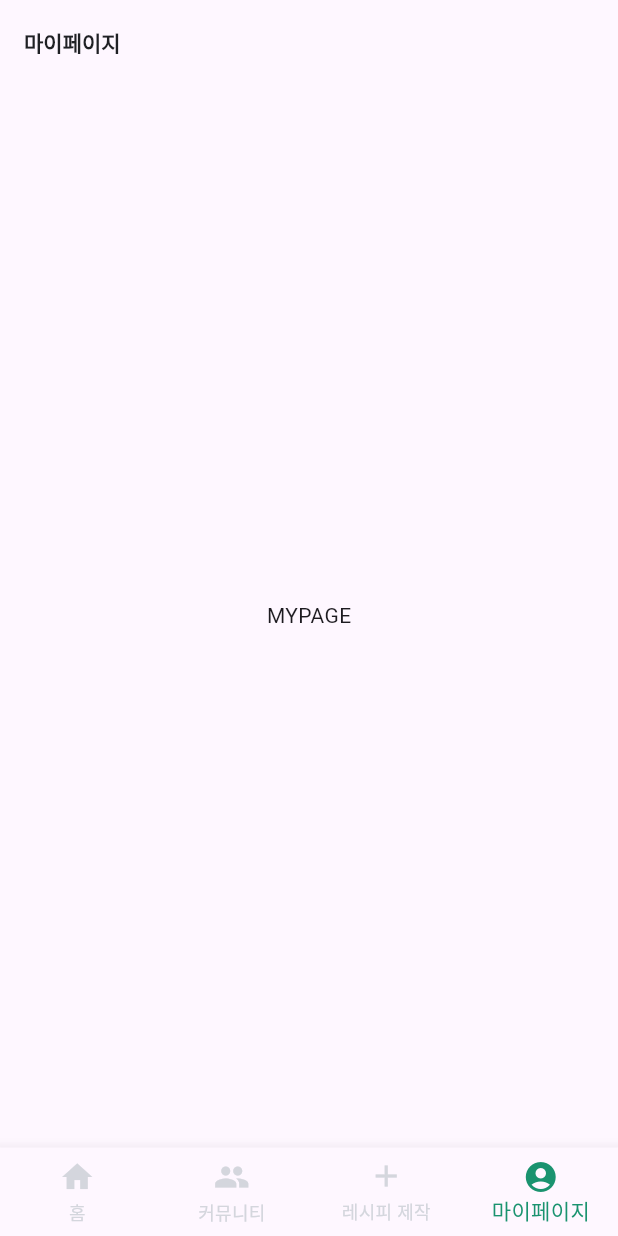
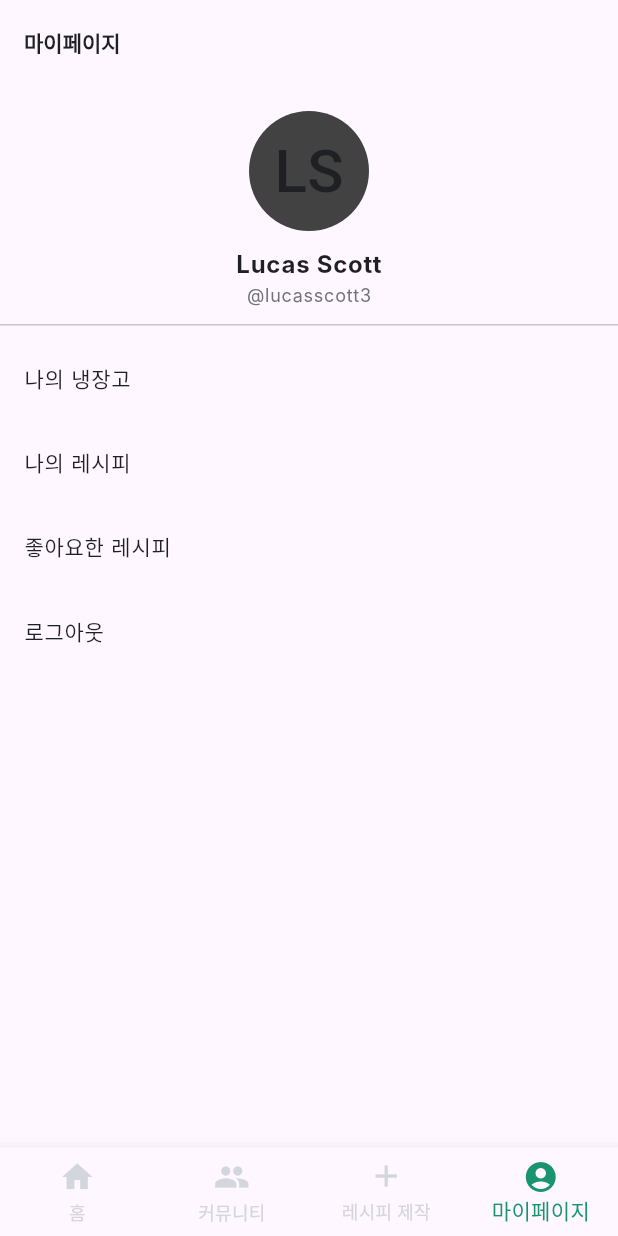
Before and after one commit to wallshield/openaiapi, a Flutter app: the screen it shows after launch, item 4 of the bottom bar chosen, on a phone screen of 412 x 824 dp. Run offline on Flutter 3.47's test engine with Material 3 defaults, Android fonts, the phone set to English and light mode, and no system bars; our stand-ins replace dots_indicator; Roboto replaces fonts that are missing (Inter).

Commit message:
feat : edit my_page

```diff
--- a/lib/ui/page/home/home.dart
+++ b/lib/ui/page/home/home.dart
@@ -11,7 +11,7 @@ class HomeScreen extends StatefulWidget {
 class _HomeScreenState extends State<HomeScreen> {
   final _pageController = PageController(viewportFraction: 1);
   double _currentPage = 0;
-  final _bannerImages = ['assets/banner/banner1.webp', 'assets/banner/banner2.webp', 'assets/banner/banner3.webp'];
+  final _bannerImages = ['assets/banners/banner1.webp', 'assets/banners/banner2.webp', 'assets/banners/banner3.webp'];
 
   @override
   @override
--- a/lib/ui/page/make_recipe/make_recipe.dart
+++ b/lib/ui/page/make_recipe/make_recipe.dart
@@ -24,7 +24,7 @@ class RecipeCreationPage extends StatelessWidget {
                 child: SizedBox(
                   width: double.infinity,
                   child: Image.asset(
-                    'assets/banner/make_recipe.webp',
+                    'assets/banners/make_recipe.webp',
                     fit: BoxFit.cover,
                   ),
                 ),
--- a/lib/ui/page/my_page/my_page.dart
+++ b/lib/ui/page/my_page/my_page.dart
@@ -8,13 +8,45 @@ class MyPage extends StatelessWidget {
     return Scaffold(
       appBar: AppBar(
         title: Text(
-            '마이페이지',
-            style: AppTextStyles.headingH4.copyWith(color: AppColors.neutralDarkDarkest),
+          '마이페이지',
+          style: AppTextStyles.headingH4.copyWith(color: AppColors.neutralDarkDarkest),
+        ),
       ),
-      ),
-      body: Center(
-        child: Text('MYPAGE'),
+      body: ListView(
+        children: <Widget>[
+          DrawerHeader(
+            child: Column(
+              mainAxisAlignment: MainAxisAlignment.center,
+              children: <Widget>[
+                CircleAvatar(
+                  backgroundColor: Colors.grey.shade800,
+                  radius: 40.0,
+                  child: Text(
+                    'LS',
+                    style: TextStyle(fontSize: 40.0, color: AppColors.neutralDarkDarkest), // Assuming default color for the avatar text
+                  ),
+                ),
+                SizedBox(height: 10), // Spacing between avatar and name
+                Text('Lucas Scott', style: AppTextStyles.headingH3.copyWith(color: AppColors.neutralDarkDarkest)),
+                Text('@lucasscott3', style: AppTextStyles.bodyS.copyWith(color: AppColors.neutralDarkLight)),
+              ],
+            ),
+          ),
+          _buildTile(context, '나의 냉장고'),
+          _buildTile(context, '나의 레시피'),
+          _buildTile(context, '좋아요한 레시피'),
+          _buildTile(context, '로그아웃'),
+        ],
       ),
     );
   }
+
+  Widget _buildTile(BuildContext context, String title) {
+    return ListTile(
+      title: Text(title, style: AppTextStyles.bodyM.copyWith(color: AppColors.neutralDarkDarkest)),
+      onTap: () {
+        // TODO: Implement navigation or functionality for each tile
+      },
+    );
+  }
 }
```
Also changed, not shown: pubspec.yaml (+6 -5 lines), assets/banners/banner1.webp (renamed from assets/banner/banner1.webp), assets/banners/banner2.webp (renamed from assets/banner/banner2.webp), assets/banners/banner3.webp (renamed from assets/banner/banner3.webp), assets/banners/make_recipe.webp (renamed from assets/banner/make_recipe.webp), assets/icons/avatar.svg (renamed from assets/icon/avatar.svg), 3 other files.
